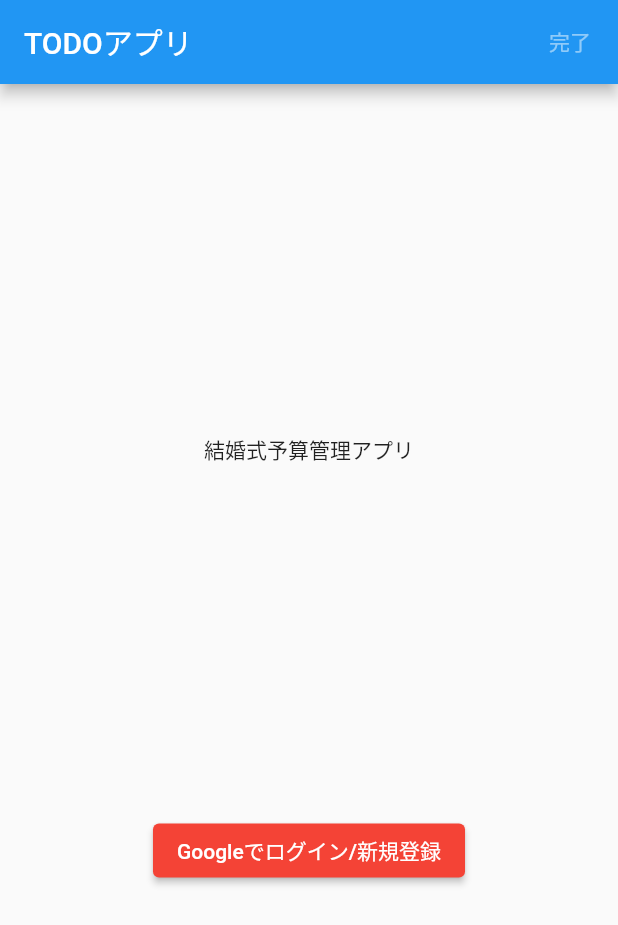
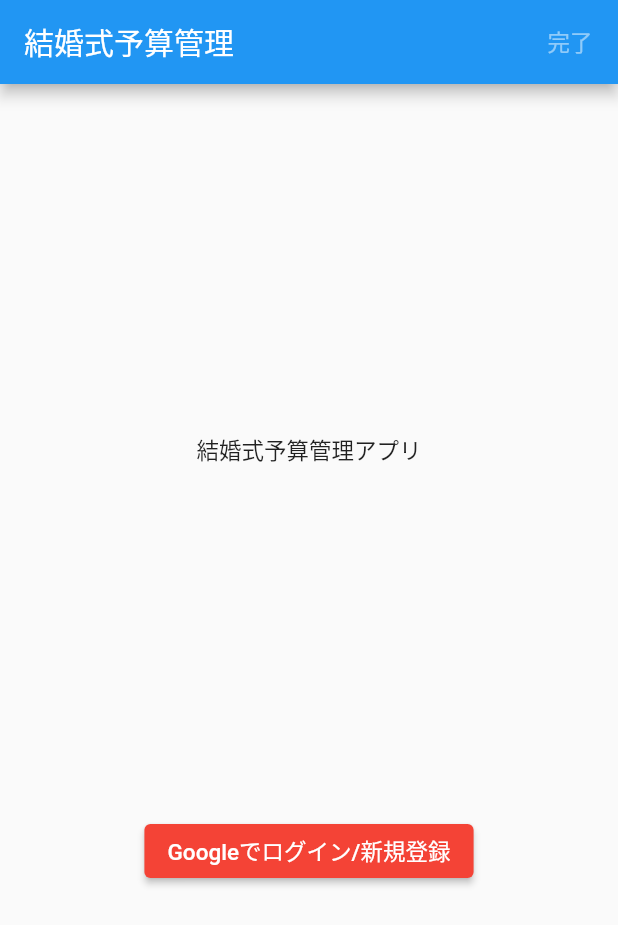
Before and after one commit to miyashiiii/wedding_budget, a Flutter app: the screen it shows after launch, on a phone screen of 412 x 824 dp. Shown: the top 925 px of the screen. Run offline on Flutter 3.47's test engine with Material 2 defaults, Android fonts, the phone set to English and light mode, and no system bars; our stand-ins replace cloud_firestore, firebase_auth, firebase_core, google_sign_in; accounts and stored records are empty.

```diff
--- a/lib/main.dart
+++ b/lib/main.dart
@@ -1,8 +1,9 @@
 import 'package:firebase_core/firebase_core.dart';
+import 'package:flutter/material.dart';
+import 'package:flutter_localizations/flutter_localizations.dart';
+import 'package:provider/provider.dart';
 import 'package:wedding_budgets/firebase_util.dart';
 import 'package:wedding_budgets/viewmodel/main_model.dart';
-import 'package:flutter/material.dart';
-import 'package:provider/provider.dart';
 
 void main() async {
   WidgetsFlutterBinding.ensureInitialized();
@@ -24,7 +25,20 @@ class MyApp extends StatelessWidget {
   // This widget is the root of your application.
   @override
   Widget build(BuildContext context) {
-    return MaterialApp(title: 'TODOアプリ', home: MainPage());
+    const locale = Locale("ja", "JP");
+
+    return MaterialApp(
+      locale: locale,
+      localizationsDelegates: const [
+        GlobalMaterialLocalizations.delegate,
+        GlobalWidgetsLocalizations.delegate,
+        GlobalCupertinoLocalizations.delegate,
+      ],
+      supportedLocales: const [
+        locale,
+      ],
+      home: MainPage(),
+    );
   }
 }
 
@@ -33,7 +47,7 @@ class MainPage extends StatelessWidget {
   Widget build(BuildContext context) {
     return Scaffold(
         appBar: AppBar(
-          title: Text("TODOアプリ"),
+          title: Text("結婚式予算管理"),
           actions: [
             Consumer<MainModel>(builder: (context, model, child) {
               final isActive = model.checkShouldActiveCompleteButton();
--- a/pubspec.yaml
+++ b/pubspec.yaml
@@ -28,7 +28,8 @@ dependencies:
   provider: ^6.0.0
   firebase_auth: ^3.0.2
   google_sign_in: ^5.0.7
-
+  flutter_localizations:
+    sdk: flutter
 
   # The following adds the Cupertino Icons font to your application.
   # Use with the CupertinoIcons class for iOS style icons.
```
Also changed, not shown: pubspec.lock.
